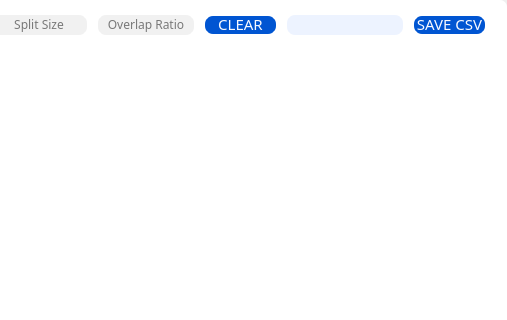
sodinfeliz/ai-assistant-tools, file GUI/palm/dialog_palm.ui: the form before one commit; both pictures show x 634 to 1141 and y 0 to 320 of the 1141 by 767 pixel window.
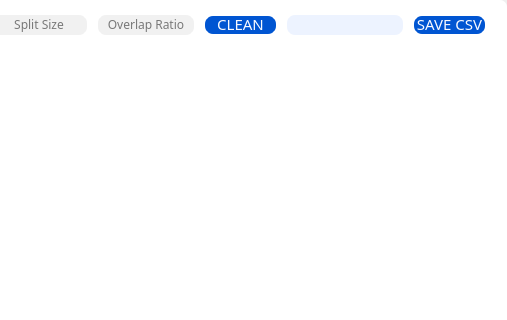
The form after the commit. Icons and pictures are not drawn.

Commit message: Rename push_button.

The edit to the form file:
```diff
--- a/GUI/palm/dialog_palm.ui
+++ b/GUI/palm/dialog_palm.ui
@@ -200,7 +200,7 @@
 }</string>
           </property>
           <property name="text">
-           <string>CLEAR</string>
+           <string>CLEAN</string>
           </property>
          </widget>
         </item>
```
Left out of the diff: 2 changed lines with no effect on the pictures. The commit also changes 2 other files.
